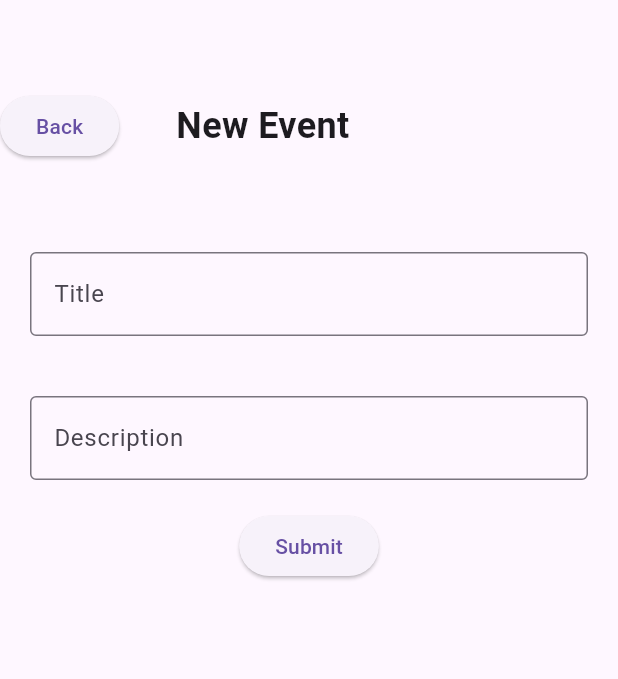
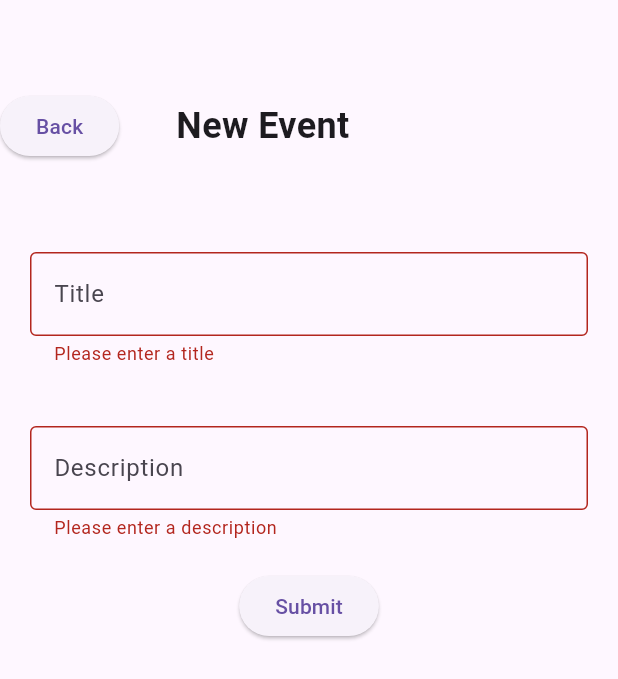
Before and after one commit to Ricardogn224/FlashEvent, a Flutter app: the EventNewScreen screen opened by its route, after a tap on "Submit", on a phone screen of 412 x 824 dp. Shown: the top 679 px of the screen. Run offline on Flutter 3.47's test engine with Material 3 defaults, Android fonts, the phone set to English and light mode, and no system bars; network calls fail.

Commit message:
api connection client

```diff
--- a/client/lib/core/models/event.dart
+++ b/client/lib/core/models/event.dart
@@ -1,17 +1,17 @@
 class Event {
-  final int id;
   final String title;
+  final String description;
 
 
   Event({
-    required this.id,
     required this.title,
+    required this.description,
   });
 
   factory Event.fromJson(Map<String, dynamic> json) {
     return Event(
-      id: json['id'],
       title: json['title'],
+      description: json['description'],
     );
   }
 }
--- a/client/lib/routes.dart
+++ b/client/lib/routes.dart
@@ -6,6 +6,7 @@ import 'screens/events_screen.dart';
 import 'screens/event_details_screen.dart';
 import 'screens/event_new_screen.dart';
 import 'screens/splash_screen.dart';
+import 'screens/admin_home_desktop_screen.dart';
 
 Route<dynamic> generateRoute(RouteSettings settings) {
   switch (settings.name) {
@@ -21,6 +22,12 @@ Route<dynamic> generateRoute(RouteSettings settings) {
       return MaterialPageRoute(builder: (_) => EventNewScreen());
     case '/invitations':
       return MaterialPageRoute(builder: (_) => InvitationScreen());
+    case '/admin':
+      return MaterialPageRoute(builder: (_) => AdminHomeDesktop());
+    case '/manage-users':
+      return MaterialPageRoute(builder: (_) => ManageUsersScreen());
+    case '/manage-events':
+      return MaterialPageRoute(builder: (_) => ManageEventsScreen());
     default:
       return MaterialPageRoute(builder: (_) => SplashScreen());
   }
--- a/client/lib/screens/event_new_screen.dart
+++ b/client/lib/screens/event_new_screen.dart
@@ -1,19 +1,75 @@
 import 'package:flutter/material.dart';
+import 'package:flutter_flash_event/core/services/event_services.dart';
+import 'package:flutter_flash_event/core/models/event.dart';
+import 'events_screen.dart';
 
-class EventNewScreen extends StatelessWidget {
+class EventNewScreen extends StatefulWidget {
   const EventNewScreen({Key? key}) : super(key: key);
+
+  @override
+  _EventNewScreenState createState() => _EventNewScreenState();
+}
+
+class _EventNewScreenState extends State<EventNewScreen> {
+  final _formKey = GlobalKey<FormState>();
+  final _titleController = TextEditingController();
+  final _descriptionController = TextEditingController();
+  bool _isLoading = false;
+
+  @override
+  void dispose() {
+    _titleController.dispose();
+    _descriptionController.dispose();
+    super.dispose();
+  }
+
+  void _submitEvent() async {
+    if (_formKey.currentState!.validate()) {
+      setState(() {
+        _isLoading = true;
+      });
+
+      Event newEvent = Event(
+        title: _titleController.text,
+        description: _descriptionController.text,
+      );
+
+      try {
+        final response = await EventServices.addEvent(newEvent);
+        if (response.statusCode == 201) {
+          // Event creation successful, navigate to events screen
+          Navigator.pushReplacement(
+            context,
+            MaterialPageRoute(builder: (context) => EventsScreen()),
+          );
+        } else {
+          // Handle error
+          ScaffoldMessenger.of(context).showSnackBar(
+            SnackBar(content: Text('Event creation failed')),
+          );
+        }
+      } catch (e) {
+        ScaffoldMessenger.of(context).showSnackBar(
+          SnackBar(content: Text('Error: $e')),
+        );
+      } finally {
+        setState(() {
+          _isLoading = false;
+        });
+      }
+    }
+  }
 
   @override
   Widget build(BuildContext context) {
     return Scaffold(
-
       body: Padding(
-        padding: const EdgeInsets.only(top: 60.0), // Adjust top padding for the entire column
+        padding: const EdgeInsets.only(top: 60.0),
         child: Column(
           crossAxisAlignment: CrossAxisAlignment.center,
           children: [
             Row(
-              mainAxisAlignment: MainAxisAlignment.start, // Center the content horizontally
+              mainAxisAlignment: MainAxisAlignment.start,
               children: [
                 ElevatedButton(
                   onPressed: () {
@@ -22,7 +78,7 @@ class EventNewScreen extends StatelessWidget {
                   },
                   child: Text('Back'),
                 ),
-                SizedBox(width: 38), // Add spacing between the "Back" button and the "New Event" title
+                SizedBox(width: 38),
                 Text(
                   'New Event',
                   style: TextStyle(fontSize: 24, fontWeight: FontWeight.bold),
@@ -30,39 +86,55 @@ class EventNewScreen extends StatelessWidget {
               ],
             ),
             SizedBox(height: 40),
-            Column(
-              mainAxisAlignment: MainAxisAlignment.center, // Center the content vertically
+            Form(
+              key: _formKey,
+              child: Column(
+                mainAxisAlignment: MainAxisAlignment.center,
                 children: [
                   Padding(
                     padding: const EdgeInsets.all(20.0),
-                  child: TextField(
+                    child: TextFormField(
+                      controller: _titleController,
                       decoration: InputDecoration(
                         hintText: 'Title',
                         border: OutlineInputBorder(),
                       ),
+                      validator: (value) {
+                        if (value == null || value.isEmpty) {
+                          return 'Please enter a title';
+                        }
+                        return null;
+                      },
                     ),
                   ),
                   Padding(
                     padding: const EdgeInsets.all(20.0),
-                  child: TextField(
+                    child: TextFormField(
+                      controller: _descriptionController,
                       decoration: InputDecoration(
                         hintText: 'Description',
                         border: OutlineInputBorder(),
                       ),
+                      validator: (value) {
+                        if (value == null || value.isEmpty) {
+                          return 'Please enter a description';
+                        }
+                        return null;
+                      },
                     ),
                   ),
-                ElevatedButton(
-                  onPressed: () {
-                    // Add your form submission logic here
-                  },
+                  _isLoading
+                      ? CircularProgressIndicator()
+                      : ElevatedButton(
+                    onPressed: _submitEvent,
                     child: Text('Submit'),
                   ),
                 ],
               ),
+            ),
           ],
         ),
       ),
-
     );
   }
 }
```
Lines whose indentation alone changed are shown as unchanged.
